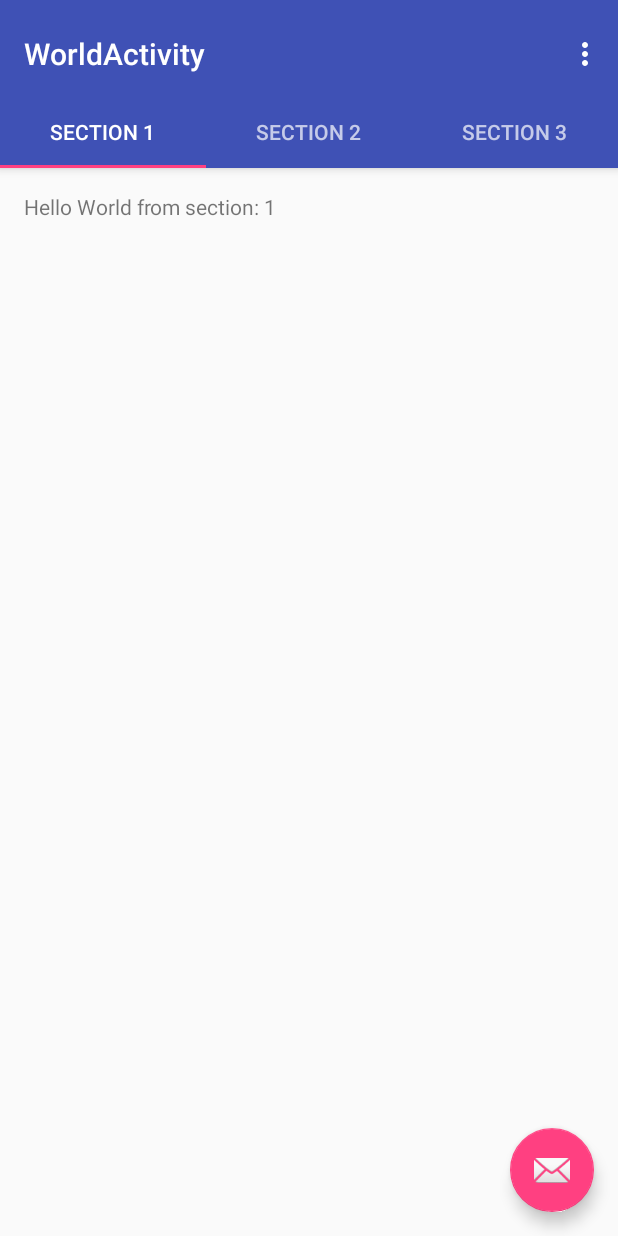
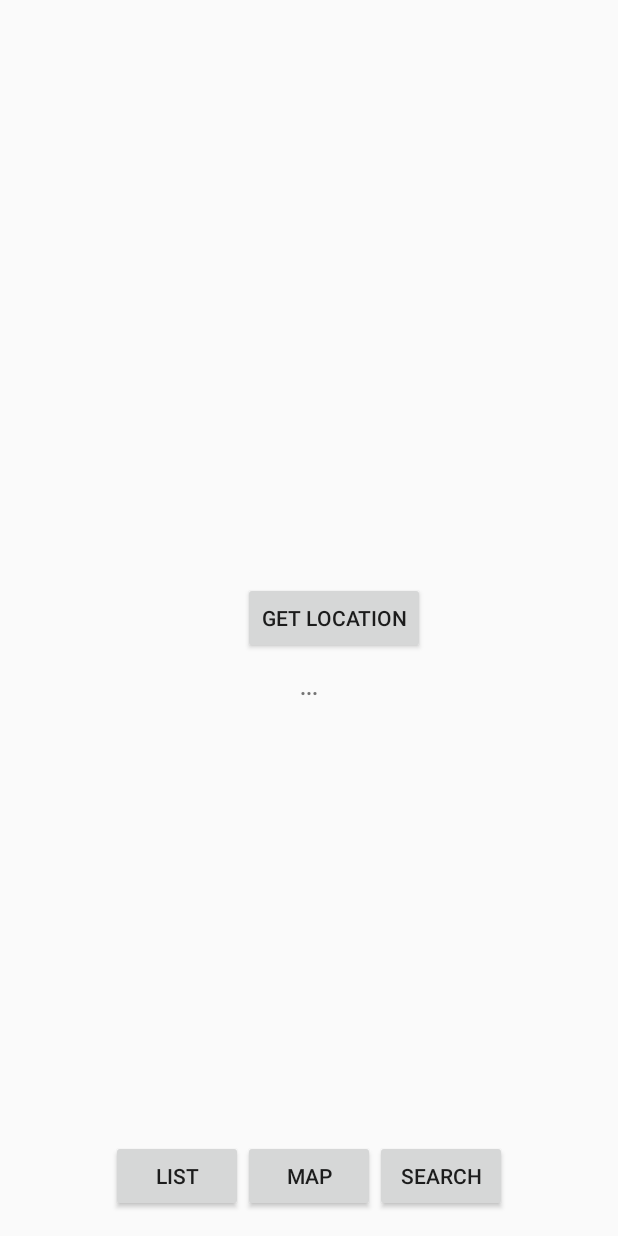
Before and after one commit to prince2kingll/search-hotel, an Android app: the WorldActivity screen opened directly, with no data from a screen before it, on a phone screen of 412 x 824 dp. Run offline under Robolectric (Android 15) with nearby library versions, the light colour scheme and no system bars.

Commit message:
Got rid of tab view(too much stress) added gps location (works fine) added google api map activity(problem is here....somewhere)

```diff
--- a/app/build.gradle
+++ b/app/build.gradle
@@ -13,6 +13,7 @@ android {
         versionCode 1
         versionName "1.0"
         testInstrumentationRunner "android.support.test.runner.AndroidJUnitRunner"
+        multiDexEnabled true
     }
     buildTypes {
         release {
@@ -30,5 +31,6 @@ dependencies {
     compile 'com.android.support:appcompat-v7:25.0.1'
     compile 'com.android.support:design:23.4.0'
     compile 'com.android.support:support-v4:23.4.0'
+    compile 'com.google.android.gms:play-services:10.0.1'
     testCompile 'junit:junit:4.12'
 }
--- a/app/src/main/java/com/example/princewill/searchhotel/SplashActivity.java
+++ b/app/src/main/java/com/example/princewill/searchhotel/SplashActivity.java
@@ -22,7 +22,7 @@ public class SplashActivity extends AppCompatActivity implements Runnable {
     public void run() {
 
         try {
-            Thread.sleep(3000);
+            Thread.sleep(1500);
         } catch (InterruptedException e) {
             e.printStackTrace();
         }
--- a/app/src/main/java/com/example/princewill/searchhotel/UserClass.java
+++ b/app/src/main/java/com/example/princewill/searchhotel/UserClass.java
@@ -17,8 +17,8 @@ public class UserClass {
     {
 
         setUsername(user[0]);
-        setEmail(user[1]);
-        setPassword(user[2]);
+        setEmail(user[2]);
+        setPassword(user[1]);
         setFirstname(user[3]);
         setLastname(user[4]);
         setCountry(user[5]);
--- a/app/src/main/java/com/example/princewill/searchhotel/WorldActivity.java
+++ b/app/src/main/java/com/example/princewill/searchhotel/WorldActivity.java
@@ -1,162 +1,102 @@
 package com.example.princewill.searchhotel;
 
-import android.support.design.widget.TabLayout;
-import android.support.design.widget.FloatingActionButton;
-import android.support.design.widget.Snackbar;
+import android.Manifest;
+import android.content.Intent;
+import android.content.pm.PackageManager;
+import android.location.Location;
+import android.location.LocationListener;
+import android.location.LocationManager;
+import android.os.Build;
+import android.provider.Settings;
+import android.support.annotation.NonNull;
+import android.support.v4.app.ActivityCompat;
 import android.support.v7.app.AppCompatActivity;
-import android.support.v7.widget.Toolbar;
-
-import android.support.v4.app.Fragment;
-import android.support.v4.app.FragmentManager;
-import android.support.v4.app.FragmentPagerAdapter;
-import android.support.v4.view.ViewPager;
 import android.os.Bundle;
-import android.view.LayoutInflater;
-import android.view.Menu;
-import android.view.MenuItem;
 import android.view.View;
-import android.view.ViewGroup;
-
+import android.widget.Button;
 import android.widget.TextView;
 
 public class WorldActivity extends AppCompatActivity {
 
-    /**
-     * The {@link android.support.v4.view.PagerAdapter} that will provide
-     * fragments for each of the sections. We use a
-     * {@link FragmentPagerAdapter} derivative, which will keep every
-     * loaded fragment in memory. If this becomes too memory intensive, it
-     * may be best to switch to a
-     * {@link android.support.v4.app.FragmentStatePagerAdapter}.
-     */
-    private SectionsPagerAdapter mSectionsPagerAdapter;
+    private Button list, map, search, getGPS;
+    private TextView gpsDisplay;
 
-    /**
-     * The {@link ViewPager} that will host the section contents.
-     */
-    private ViewPager mViewPager;
+    private LocationManager locationManager;
+    private LocationListener locationListener;
+
 
     @Override
     protected void onCreate(Bundle savedInstanceState) {
         super.onCreate(savedInstanceState);
         setContentView(R.layout.activity_world);
 
-        Toolbar toolbar = (Toolbar) findViewById(R.id.toolbar);
-        setSupportActionBar(toolbar);
-        // Create the adapter that will return a fragment for each of the three
-        // primary sections of the activity.
-        mSectionsPagerAdapter = new SectionsPagerAdapter(getSupportFragmentManager());
+        list = (Button) findViewById(R.id.button_list);
+        map = (Button) findViewById(R.id.button_map);
+        search = (Button) findViewById(R.id.button_search);
+        getGPS = (Button) findViewById(R.id.button_location);
 
-        // Set up the ViewPager with the sections adapter.
-        mViewPager = (ViewPager) findViewById(R.id.container);
-        mViewPager.setAdapter(mSectionsPagerAdapter);
-
-        TabLayout tabLayout = (TabLayout) findViewById(R.id.tabs);
-        tabLayout.setupWithViewPager(mViewPager);
-
-        FloatingActionButton fab = (FloatingActionButton) findViewById(R.id.fab);
-        fab.setOnClickListener(new View.OnClickListener() {
+        map.setOnClickListener(new View.OnClickListener() {
             @Override
-            public void onClick(View view) {
-                Snackbar.make(view, "Replace with your own action", Snackbar.LENGTH_LONG)
-                        .setAction("Action", null).show();
+            public void onClick(View v) {
+                Intent intent = new Intent(WorldActivity.this,MapsActivity.class);
+                startActivity(intent);
             }
         });
 
+        gpsDisplay = (TextView) findViewById(R.id.textView_gps);
+        locationManager = (LocationManager) getSystemService(LOCATION_SERVICE);
+        locationListener = new LocationListener() {
+            @Override
+            public void onLocationChanged(Location location) {
+
+                gpsDisplay.setText("\n "+location.getLatitude()+" "+location.getLongitude());
+
+            }
+
+            @Override
+            public void onStatusChanged(String provider, int status, Bundle extras) {
+
+            }
+
+            @Override
+            public void onProviderEnabled(String provider) {
+
+            }
+
+            @Override
+            public void onProviderDisabled(String provider) {
+
+                Intent intent = new Intent(Settings.ACTION_LOCATION_SOURCE_SETTINGS);
+                startActivity(intent);
+            }
+        };
+        if (Build.VERSION.SDK_INT >= Build.VERSION_CODES.M) {
+            if (checkSelfPermission(Manifest.permission.ACCESS_FINE_LOCATION) != PackageManager.PERMISSION_GRANTED && ActivityCompat.checkSelfPermission(this, Manifest.permission.ACCESS_COARSE_LOCATION) != PackageManager.PERMISSION_GRANTED) {
+                requestPermissions(new String[]{Manifest.permission.ACCESS_FINE_LOCATION,Manifest.permission.ACCESS_COARSE_LOCATION,Manifest.permission.INTERNET},10);
+                return;
+            }
+        }else{
+            configureButton();
+        }
+    }
+
+    @Override
+    public void onRequestPermissionsResult(int requestCode, @NonNull String[] permissions, @NonNull int[] grantResults) {
+        switch(requestCode){
+            case 10:
+                if(grantResults.length>0 && grantResults[0] == PackageManager.PERMISSION_GRANTED)
+                    configureButton();
+        }
+    }
+
+    private void configureButton() {
+        getGPS.setOnClickListener(new View.OnClickListener() {
+            @Override
+            public void onClick(View v) {
+                locationManager.requestLocationUpdates("gps", 5000, 0, locationListener);
+            }
+        });
     }
 
 
-    @Override
-    public boolean onCreateOptionsMenu(Menu menu) {
-        // Inflate the menu; this adds items to the action bar if it is present.
-        getMenuInflater().inflate(R.menu.menu_world, menu);
-        return true;
-    }
-
-    @Override
-    public boolean onOptionsItemSelected(MenuItem item) {
-        // Handle action bar item clicks here. The action bar will
-        // automatically handle clicks on the Home/Up button, so long
-        // as you specify a parent activity in AndroidManifest.xml.
-        int id = item.getItemId();
-
-        //noinspection SimplifiableIfStatement
-        if (id == R.id.action_settings) {
-            return true;
-        }
-
-        return super.onOptionsItemSelected(item);
-    }
-
-    /**
-     * A placeholder fragment containing a simple view.
-     */
-    public static class PlaceholderFragment extends Fragment {
-        /**
-         * The fragment argument representing the section number for this
-         * fragment.
-         */
-        private static final String ARG_SECTION_NUMBER = "section_number";
-
-        public PlaceholderFragment() {
-        }
-
-        /**
-         * Returns a new instance of this fragment for the given section
-         * number.
-         */
-        public static PlaceholderFragment newInstance(int sectionNumber) {
-            PlaceholderFragment fragment = new PlaceholderFragment();
-            Bundle args = new Bundle();
-            args.putInt(ARG_SECTION_NUMBER, sectionNumber);
-            fragment.setArguments(args);
-            return fragment;
-        }
-
-        @Override
-        public View onCreateView(LayoutInflater inflater, ViewGroup container,
-                                 Bundle savedInstanceState) {
-            View rootView = inflater.inflate(R.layout.fragment_world, container, false);
-            TextView textView = (TextView) rootView.findViewById(R.id.section_label);
-            textView.setText(getString(R.string.section_format, getArguments().getInt(ARG_SECTION_NUMBER)));
-            return rootView;
-        }
-    }
-
-    /**
-     * A {@link FragmentPagerAdapter} that returns a fragment corresponding to
-     * one of the sections/tabs/pages.
-     */
-    public class SectionsPagerAdapter extends FragmentPagerAdapter {
-
-        public SectionsPagerAdapter(FragmentManager fm) {
-            super(fm);
-        }
-
-        @Override
-        public Fragment getItem(int position) {
-            // getItem is called to instantiate the fragment for the given page.
-            // Return a PlaceholderFragment (defined as a static inner class below).
-            return PlaceholderFragment.newInstance(position + 1);
-        }
-
-        @Override
-        public int getCount() {
-            // Show 3 total pages.
-            return 3;
-        }
-
-        @Override
-        public CharSequence getPageTitle(int position) {
-            switch (position) {
-                case 0:
-                    return "SECTION 1";
-                case 1:
-                    return "SECTION 2";
-                case 2:
-                    return "SECTION 3";
-            }
-            return null;
-        }
-    }
 }
--- a/app/src/main/res/layout/activity_world.xml
+++ b/app/src/main/res/layout/activity_world.xml
@@ -1,49 +1,60 @@
 <?xml version="1.0" encoding="utf-8"?>
-<android.support.design.widget.CoordinatorLayout xmlns:android="http://schemas.android.com/apk/res/android"
-    xmlns:app="http://schemas.android.com/apk/res-auto"
+<RelativeLayout xmlns:android="http://schemas.android.com/apk/res/android"
     xmlns:tools="http://schemas.android.com/tools"
-    android:id="@+id/main_content"
+    android:id="@+id/activity_world"
     android:layout_width="match_parent"
     android:layout_height="match_parent"
-    android:fitsSystemWindows="true"
+    android:paddingBottom="@dimen/activity_vertical_margin"
+    android:paddingLeft="@dimen/activity_horizontal_margin"
+    android:paddingRight="@dimen/activity_horizontal_margin"
+    android:paddingTop="@dimen/activity_vertical_margin"
     tools:context="com.example.princewill.searchhotel.WorldActivity">
 
-    <android.support.design.widget.AppBarLayout
-        android:id="@+id/appbar"
-        android:layout_width="match_parent"
-        android:layout_height="wrap_content"
-        android:paddingTop="@dimen/appbar_padding_top"
-        android:theme="@style/AppTheme.AppBarOverlay">
 
-        <android.support.v7.widget.Toolbar
-            android:id="@+id/toolbar"
-            android:layout_width="match_parent"
-            android:layout_height="?attr/actionBarSize"
-            android:background="?attr/colorPrimary"
-            app:layout_scrollFlags="scroll|enterAlways"
-            app:popupTheme="@style/AppTheme.PopupOverlay">
-
-        </android.support.v7.widget.Toolbar>
-
-        <android.support.design.widget.TabLayout
-            android:id="@+id/tabs"
-            android:layout_width="match_parent"
-            android:layout_height="wrap_content" />
-
-    </android.support.design.widget.AppBarLayout>
-
-    <android.support.v4.view.ViewPager
-        android:id="@+id/container"
-        android:layout_width="match_parent"
-        android:layout_height="match_parent"
-        app:layout_behavior="@string/appbar_scrolling_view_behavior" />
-
-    <android.support.design.widget.FloatingActionButton
-        android:id="@+id/fab"
+    <Button
+        android:text="MAP"
         android:layout_width="wrap_content"
         android:layout_height="wrap_content"
-        android:layout_gravity="end|bottom"
-        android:layout_margin="@dimen/fab_margin"
-        app:srcCompat="@android:drawable/ic_dialog_email" />
+        android:layout_alignParentBottom="true"
+        android:layout_centerHorizontal="true"
+        android:id="@+id/button_map" />
 
-</android.support.design.widget.CoordinatorLayout>
+    <Button
+        android:text="SEARCH"
+        android:layout_width="wrap_content"
+        android:layout_height="wrap_content"
+        android:layout_alignParentBottom="true"
+        android:layout_toRightOf="@+id/button_map"
+        android:layout_toEndOf="@+id/button_map"
+        android:id="@+id/button_search" />
+
+    <Button
+        android:text="List"
+        android:layout_width="wrap_content"
+        android:layout_height="wrap_content"
+        android:layout_alignParentBottom="true"
+        android:layout_toLeftOf="@+id/button_map"
+        android:layout_toStartOf="@+id/button_map"
+        android:id="@+id/button_list" />
+
+    <Button
+        android:text="get Location"
+        android:layout_width="wrap_content"
+        android:layout_height="wrap_content"
+        android:layout_centerVertical="true"
+        android:layout_toRightOf="@+id/button_list"
+        android:layout_toEndOf="@+id/button_list"
+        android:id="@+id/button_location" />
+
+    <TextView
+        android:text="..."
+        android:layout_width="wrap_content"
+        android:layout_height="wrap_content"
+        android:layout_below="@+id/button_location"
+        android:layout_centerHorizontal="true"
+        android:layout_marginTop="12dp"
+        android:id="@+id/textView_gps"
+        android:textSize="14sp"
+        android:textAlignment="center"
+        android:textStyle="normal|bold" />
+</RelativeLayout>
--- a/app/src/main/res/layout/fragment_world.xml
+++ /dev/null
@@ -1,16 +0,0 @@
-<RelativeLayout xmlns:android="http://schemas.android.com/apk/res/android"
-    xmlns:tools="http://schemas.android.com/tools"
-    android:layout_width="match_parent"
-    android:layout_height="match_parent"
-    android:paddingBottom="@dimen/activity_vertical_margin"
-    android:paddingLeft="@dimen/activity_horizontal_margin"
-    android:paddingRight="@dimen/activity_horizontal_margin"
-    android:paddingTop="@dimen/activity_vertical_margin"
-    tools:context="com.example.princewill.searchhotel.WorldActivity$PlaceholderFragment">
-
-    <TextView
-        android:id="@+id/section_label"
-        android:layout_width="wrap_content"
-        android:layout_height="wrap_content" />
-
-</RelativeLayout>
--- a/app/src/main/res/menu/menu_world.xml
+++ /dev/null
@@ -1,10 +0,0 @@
-<menu xmlns:android="http://schemas.android.com/apk/res/android"
-    xmlns:app="http://schemas.android.com/apk/res-auto"
-    xmlns:tools="http://schemas.android.com/tools"
-    tools:context="com.example.princewill.searchhotel.WorldActivity">
-    <item
-        android:id="@+id/action_settings"
-        android:orderInCategory="100"
-        android:title="@string/action_settings"
-        app:showAsAction="never" />
-</menu>
--- a/app/src/main/res/values/strings.xml
+++ b/app/src/main/res/values/strings.xml
@@ -15,4 +15,5 @@
     <!-- TODO: Remove or change this placeholder text -->
     <string name="hello_blank_fragment">Hello blank fragment</string>
     <string name="title_activity_world">WorldActivity</string>
+    <string name="title_activity_maps">Map</string>
 </resources>
```
Also changed, not shown: app/src/debug/res/values/google_maps_api.xml (added, +21 -0 lines), app/src/main/AndroidManifest.xml (+20 -2 lines), app/src/main/java/com/example/princewill/searchhotel/MapsActivity.java (added, +46 -0 lines), app/src/main/java/com/example/princewill/searchhotel/SignActivity.java (+14 -9 lines), app/src/main/res/layout/activity_maps.xml (added, +8 -0 lines), 1 other file.
